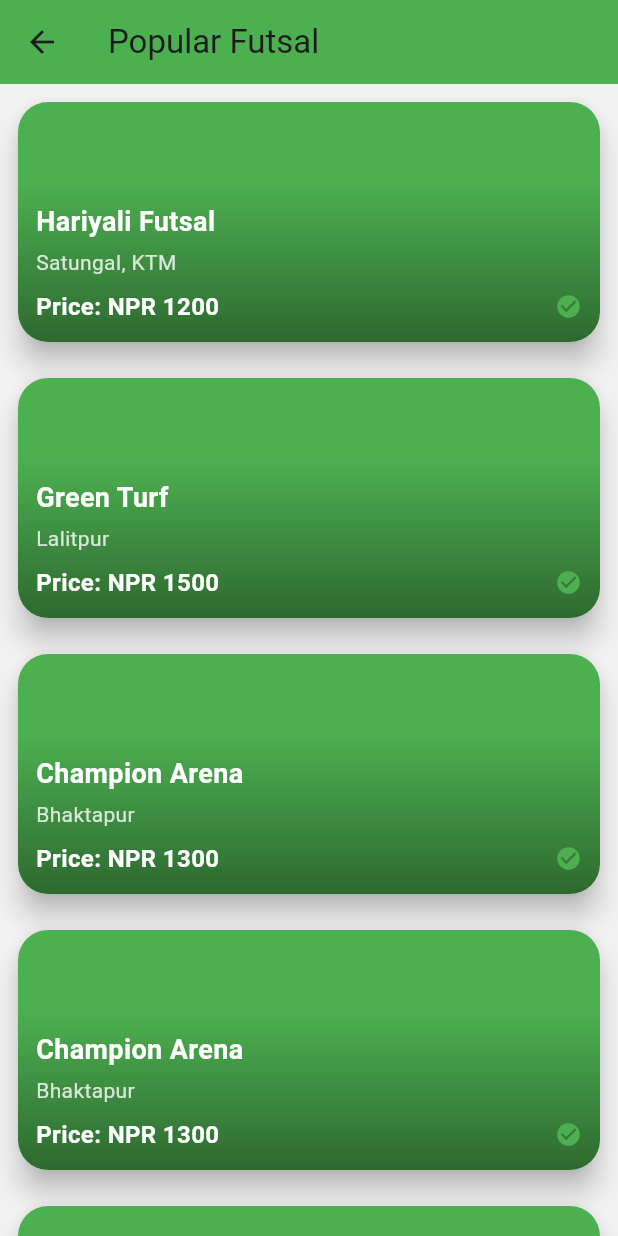
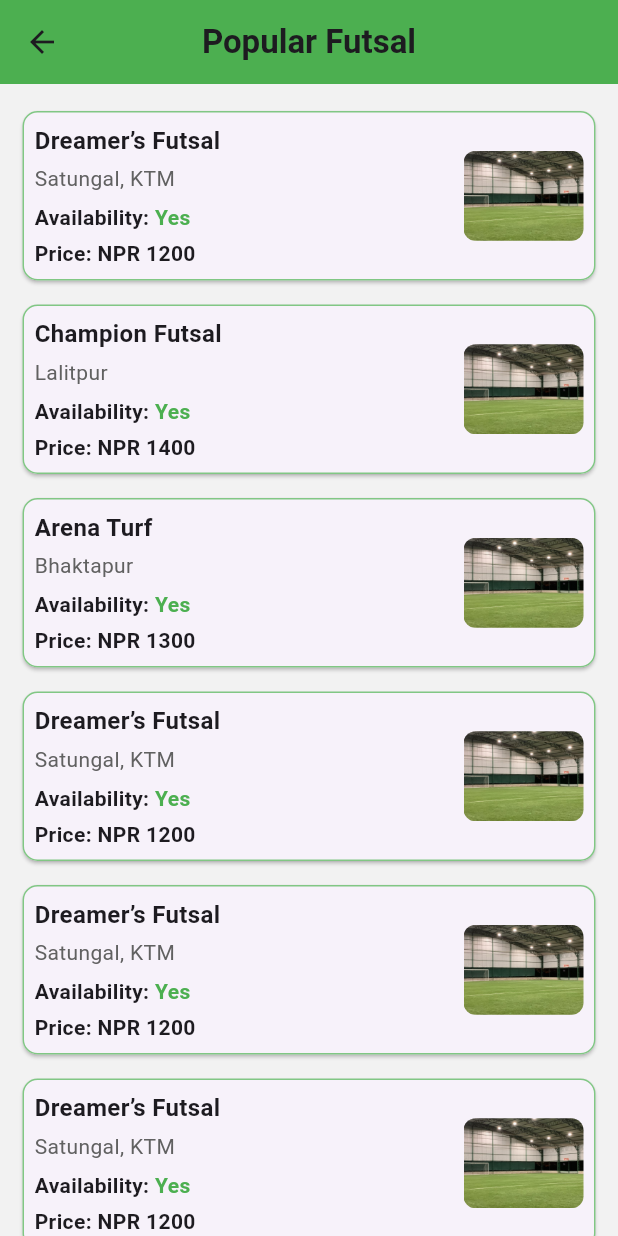
Before and after one commit to Dinesh-jrr/Futsal-Booking-System, a Flutter app: the HomePage screen opened directly, after a tap on "View more", on a phone screen of 412 x 824 dp. Run offline on Flutter 3.47's test engine with Material 3 defaults, Android fonts, the phone set to English and light mode, and no system bars; our stand-ins replace shared_preferences; accounts and stored records are empty.

Commit message:
updated nearby and populuar futsal

```diff
--- a/lib/main.dart
+++ b/lib/main.dart
@@ -1,7 +1,7 @@
 
 import 'package:flutter/material.dart';
 import 'package:user/core/config/theme/app_theme.dart';
-import 'package:user/presentation/Main_Pages/homePage.dart';
+import 'package:user/presentation/Main_Pages/HomePage/homePage.dart';
 import 'package:user/presentation/splash/pages/splash.dart';
 import 'package:user/presentation/Main_Pages/navbar_roots.dart';
 
--- a/lib/presentation/Main_Pages/HomePage.dart
+++ b/lib/presentation/Main_Pages/HomePage/homePage.dart
@@ -1,6 +1,6 @@
 import 'package:flutter/material.dart';
-import 'popularFutsal.dart'; // Import the Popular Futsal page
-import 'nearbyFutsal.dart';  // Import the Nearby Futsal page
+import '../HomePage/popularFutsal.dart'; // Import the Popular Futsal page
+import '../HomePage/nearbyFutsal.dart'; // Import the Nearby Futsal page
 
 class HomePage extends StatelessWidget {
   const HomePage({super.key});
@@ -22,7 +22,8 @@ class HomePage extends StatelessWidget {
                   bottomRight: Radius.circular(20),
                 ),
               ),
-              padding: const EdgeInsets.only(top: 50, left: 16, right: 16, bottom: 20),
+              padding: const EdgeInsets.only(
+                  top: 50, left: 16, right: 16, bottom: 20),
               child: Column(
                 crossAxisAlignment: CrossAxisAlignment.start,
                 children: [
@@ -48,7 +49,9 @@ class HomePage extends StatelessWidget {
                         ],
                       ),
                       IconButton(
-                        icon: const Icon(Icons.notifications, color: Colors.white),iconSize: 40.0,
+                        icon: const Icon(Icons.notifications,
+                            color: Colors.white),
+                        iconSize: 40.0,
                         onPressed: () {
                           // Handle notification click
                         },
@@ -77,7 +80,8 @@ class HomePage extends StatelessWidget {
                             filled: true,
                             fillColor: Colors.white,
                             hintText: "Search your futsal!",
-                            prefixIcon: const Icon(Icons.search, color: Colors.grey),
+                            prefixIcon:
+                                const Icon(Icons.search, color: Colors.grey),
                             border: OutlineInputBorder(
                               borderRadius: BorderRadius.circular(30),
                               borderSide: BorderSide.none,
@@ -94,7 +98,8 @@ class HomePage extends StatelessWidget {
                           borderRadius: BorderRadius.circular(30),
                         ),
                         child: IconButton(
-                          icon: const Icon(Icons.filter_alt, color: Colors.green),
+                          icon:
+                              const Icon(Icons.filter_alt, color: Colors.green),
                           onPressed: () {
                             // Handle filter click
                           },
@@ -108,11 +113,19 @@ class HomePage extends StatelessWidget {
             const SizedBox(height: 20),
 
             // Popular Futsal Section
-            _buildFutsalSection(title: "Popular Futsal", context: context,navigateTo: const PopularFutsalPage(),),
+            _buildFutsalSection(
+              title: "Popular Futsal",
+              context: context,
+              navigateTo: const PopularFutsalPage(),
+            ),
             const SizedBox(height: 20),
 
             // Nearby Futsal Section
-            _buildFutsalSection(title: "Nearby Futsal", context: context,navigateTo: const NearbyFutsalPage(),),
+            _buildFutsalSection(
+              title: "Nearby Futsal",
+              context: context,
+              navigateTo: const NearbyFutsalPage(),
+            ),
           ],
         ),
       ),
@@ -120,7 +133,10 @@ class HomePage extends StatelessWidget {
   }
 
   // Function to build the futsal section
-  Widget _buildFutsalSection({required String title, required BuildContext context, required Widget navigateTo}) {
+  Widget _buildFutsalSection(
+      {required String title,
+      required BuildContext context,
+      required Widget navigateTo}) {
     return Padding(
       padding: const EdgeInsets.symmetric(horizontal: 16.0),
       child: Column(
@@ -131,7 +147,8 @@ class HomePage extends StatelessWidget {
             children: [
               Text(
                 title,
-                style: const TextStyle(fontSize: 18, fontWeight: FontWeight.bold),
+                style:
+                    const TextStyle(fontSize: 18, fontWeight: FontWeight.bold),
               ),
               TextButton(
                 onPressed: () {
@@ -141,18 +158,34 @@ class HomePage extends StatelessWidget {
                     MaterialPageRoute(builder: (context) => navigateTo),
                   );
                 },
-                child: const Text("View more", style: TextStyle(color: Colors.green)),
+                child: const Text("View more",
+                    style: TextStyle(color: Colors.green)),
               ),
             ],
           ),
           SizedBox(
-            height: 200, // Set height for horizontal scroll
+            height: 300, // Set height for horizontal scroll
             child: ListView(
               scrollDirection: Axis.horizontal,
               children: [
-                FutsalCard(name: "Hariyali Futsal", location: "Satungal, KTM", price: 1200),
-                FutsalCard(name: "Green Turf", location: "Lalitpur", price: 1500),
-                FutsalCard(name: "Champion Arena", location: "Bhaktapur", price: 1300),
+                FutsalCard(
+                  name: "Hariyali Futsal",
+                  location: "Satungal, KTM",
+                  price: 1200,
+                  imageUrl: "assets/images/futsal_pitch.jpg",
+                ),
+                FutsalCard(
+                  name: "Green Turf",
+                  location: "Lalitpur",
+                  price: 1500,
+                  imageUrl: "assets/images/futsal_pitch.jpg",
+                ),
+                FutsalCard(
+                  name: "Champion Arena",
+                  location: "Bhaktapur",
+                  price: 1300,
+                  imageUrl: "assets/images/futsal_pitch.jpg",
+                ),
               ],
             ),
           ),
@@ -166,12 +199,14 @@ class FutsalCard extends StatelessWidget {
   final String name;
   final String location;
   final int price;
+  final String imageUrl;
 
   const FutsalCard({
     super.key,
     required this.name,
     required this.location,
     required this.price,
+    required this.imageUrl,
   });
 
   @override
@@ -179,31 +214,49 @@ class FutsalCard extends StatelessWidget {
     return Container(
       width: 200,
       height: 500,
+
       margin: const EdgeInsets.only(right: 10),
       padding: const EdgeInsets.all(10),
       decoration: BoxDecoration(
-        color: Colors.grey[300],
+        color: Colors.white,
         borderRadius: BorderRadius.circular(10),
+        boxShadow: [
+          BoxShadow(
+            color: Colors.grey.withOpacity(0.3),
+            blurRadius: 5,
+            spreadRadius: 2,
+          ),
+        ],
       ),
       child: Column(
-        mainAxisSize: MainAxisSize.min, // Prevents Column from expanding unnecessarily
         crossAxisAlignment: CrossAxisAlignment.start,
         children: [
-          // Placeholder for futsal image
-          Container(
-            height: 50,
-            width: 50,
-            color: Colors.green,
+          // Futsal Image
+          ClipRRect(
+            borderRadius: BorderRadius.circular(8),
+            child: Image.asset(
+              imageUrl,
+              width: double.infinity,
+              height: 120,
+              fit: BoxFit.cover,
+            ),
           ),
           const SizedBox(height: 8),
           Text(
             name,
-            style: const TextStyle(fontWeight: FontWeight.bold),
+            style: const TextStyle(fontWeight: FontWeight.bold, fontSize: 16),
           ),
-          Text(location, style: TextStyle(color: Colors.grey[700])),
+          Text(location,
+              style: TextStyle(color: Colors.grey[700], fontSize: 14)),
           const SizedBox(height: 5),
-          const Text("Availability: Yes", style: TextStyle(color: Colors.green)),
-          Text("Price: NPR $price", style: const TextStyle(fontWeight: FontWeight.bold)),
+          const Text(
+            "Availability: Yes",
+            style: TextStyle(color: Colors.green, fontSize: 14),
+          ),
+          Text(
+            "Price: NPR $price",
+            style: const TextStyle(fontWeight: FontWeight.bold, fontSize: 14),
+          ),
         ],
       ),
     );
--- /dev/null
+++ b/lib/presentation/Main_Pages/HomePage/nearbyFutsal.dart
@@ -0,0 +1,186 @@
+import 'package:flutter/material.dart';
+
+class NearbyFutsalPage extends StatelessWidget {
+  const NearbyFutsalPage({super.key});
+
+  @override
+  Widget build(BuildContext context) {
+    return Scaffold(
+      appBar: AppBar(
+        leading: IconButton(
+          icon: const Icon(Icons.arrow_back),
+          onPressed: () => Navigator.pop(context),
+        ),
+        title: const Text(
+          "Popular Futsal",
+          style: TextStyle(fontWeight: FontWeight.bold),
+        ),
+        backgroundColor: Colors.green,
+        centerTitle: true,
+      ),
+      body: ListView(
+        padding: const EdgeInsets.all(10),
+        children: [
+          FutsalCard(
+            name: "Dreamer’s Futsal",
+            location: "Satungal, KTM",
+            price: 1200,
+            availability: "Yes",
+            imageUrl: "assets/images/futsal_pitch.jpg",
+          ),
+          FutsalCard(
+            name: "Dreamer’s Futsal",
+            location: "Satungal, KTM",
+            price: 1200,
+            availability: "Yes",
+            imageUrl: "assets/images/futsal_pitch.jpg",
+          ),
+          FutsalCard(
+            name: "Dreamer’s Futsal",
+            location: "Satungal, KTM",
+            price: 1200,
+            availability: "Yes",
+            imageUrl: "assets/images/futsal_pitch.jpg",
+          ),
+          FutsalCard(
+            name: "Dreamer’s Futsal",
+            location: "Satungal, KTM",
+            price: 1200,
+            availability: "Yes",
+            imageUrl: "assets/images/futsal_pitch.jpg",
+          ),
+          FutsalCard(
+            name: "Dreamer’s Futsal",
+            location: "Satungal, KTM",
+            price: 1200,
+            availability: "Yes",
+            imageUrl: "assets/images/futsal_pitch.jpg",
+          ),
+          FutsalCard(
+            name: "Dreamer’s Futsal",
+            location: "Satungal, KTM",
+            price: 1200,
+            availability: "Yes",
+            imageUrl: "assets/images/futsal_pitch.jpg",
+          ),
+          FutsalCard(
+            name: "Dreamer’s Futsal",
+            location: "Satungal, KTM",
+            price: 1200,
+            availability: "Yes",
+            imageUrl: "assets/images/futsal_pitch.jpg",
+          ),
+          FutsalCard(
+            name: "Dreamer’s Futsal",
+            location: "Satungal, KTM",
+            price: 1200,
+            availability: "Yes",
+            imageUrl: "assets/images/futsal_pitch.jpg",
+          ),
+
+          FutsalCard(
+            name: "Dreamer’s Futsal",
+            location: "Satungal, KTM",
+            price: 1200,
+            availability: "Yes",
+            imageUrl: "assets/images/futsal_pitch.jpg",
+          ),
+          FutsalCard(
+            name: "Dreamer’s Futsal",
+            location: "Satungal, KTM",
+            price: 1200,
+            availability: "Yes",
+            imageUrl: "assets/images/futsal_pitch.jpg",
+          ),
+          // Add more futsal cards here
+        ],
+      ),
+    );
+  }
+}
+
+class FutsalCard extends StatelessWidget {
+  final String name;
+  final String location;
+  final int price;
+  final String availability;
+  final String imageUrl;
+
+  const FutsalCard({
+    super.key,
+    required this.name,
+    required this.location,
+    required this.price,
+    required this.availability,
+    required this.imageUrl,
+  });
+
+  @override
+  Widget build(BuildContext context) {
+    return Card(
+      shape: RoundedRectangleBorder(
+        borderRadius: BorderRadius.circular(10),
+        side: BorderSide(color: Colors.green.shade300, width: 1),
+      ),
+      margin: const EdgeInsets.symmetric(vertical: 8, horizontal: 5),
+      child: Padding(
+        padding: const EdgeInsets.all(8.0),
+        child: Row(
+          children: [
+            Expanded(
+              child: Column(
+                crossAxisAlignment: CrossAxisAlignment.start,
+                children: [
+                  Text(
+                    name,
+                    style: const TextStyle(
+                      fontWeight: FontWeight.bold,
+                      fontSize: 16,
+                    ),
+                  ),
+                  const SizedBox(height: 4),
+                  Text(
+                    location,
+                    style: TextStyle(color: Colors.grey[700], fontSize: 14),
+                  ),
+                  const SizedBox(height: 6),
+                  Row(
+                    children: [
+                      Text(
+                        "Availability: ",
+                        style: TextStyle(fontSize: 14, fontWeight: FontWeight.bold),
+                      ),
+                      Text(
+                        availability,
+                        style: TextStyle(
+                          fontSize: 14,
+                          color: availability == "Yes" ? Colors.green : Colors.red,
+                          fontWeight: FontWeight.bold,
+                        ),
+                      ),
+                    ],
+                  ),
+                  const SizedBox(height: 4),
+                  Text(
+                    "Price: NPR $price",
+                    style: const TextStyle(fontWeight: FontWeight.bold, fontSize: 14),
+                  ),
+                ],
+              ),
+            ),
+            const SizedBox(width: 10),
+            ClipRRect(
+              borderRadius: BorderRadius.circular(8),
+              child: Image.asset(
+                imageUrl,
+                width: 80,
+                height: 60,
+                fit: BoxFit.cover,
+              ),
+            ),
+          ],
+        ),
+      ),
+    );
+  }
+}
--- /dev/null
+++ b/lib/presentation/Main_Pages/HomePage/popularFutsal.dart
@@ -0,0 +1,157 @@
+import 'package:flutter/material.dart';
+
+class PopularFutsalPage extends StatelessWidget {
+  const PopularFutsalPage({super.key});
+
+  // Default popular futsal list
+  static final List<Map<String, dynamic>> popularFutsalList = [
+    {
+      "name": "Dreamer’s Futsal",
+      "location": "Satungal, KTM",
+      "price": 1200,
+      "availability": "Yes",
+      "imageUrl": "assets/images/futsal_pitch.jpg",
+    },
+    {
+      "name": "Champion Futsal",
+      "location": "Lalitpur",
+      "price": 1400,
+      "availability": "Yes",
+      "imageUrl": "assets/images/futsal_pitch.jpg",
+    },
+    {
+      "name": "Arena Turf",
+      "location": "Bhaktapur",
+      "price": 1300,
+      "availability": "Yes",
+      "imageUrl": "assets/images/futsal_pitch.jpg",
+    },
+    // Duplicating some entries for default UI
+    for (int i = 0; i < 5; i++)
+      {
+        "name": "Dreamer’s Futsal",
+        "location": "Satungal, KTM",
+        "price": 1200,
+        "availability": "Yes",
+        "imageUrl": "assets/images/futsal_pitch.jpg",
+      },
+  ];
+
+  @override
+  Widget build(BuildContext context) {
+    return Scaffold(
+      appBar: AppBar(
+        leading: IconButton(
+          icon: const Icon(Icons.arrow_back),
+          onPressed: () => Navigator.pop(context),
+        ),
+        title: const Text(
+          "Popular Futsal",
+          style: TextStyle(fontWeight: FontWeight.bold),
+        ),
+        backgroundColor: Colors.green,
+        centerTitle: true,
+      ),
+      body: ListView.builder(
+        padding: const EdgeInsets.all(10),
+        itemCount: popularFutsalList.length,
+        itemBuilder: (context, index) {
+          final futsal = popularFutsalList[index];
+          return FutsalCard(
+            name: futsal["name"],
+            location: futsal["location"],
+            price: futsal["price"],
+            availability: futsal["availability"],
+            imageUrl: futsal["imageUrl"],
+          );
+        },
+      ),
+    );
+  }
+}
+
+class FutsalCard extends StatelessWidget {
+  final String name;
+  final String location;
+  final int price;
+  final String availability;
+  final String imageUrl;
+
+  const FutsalCard({
+    super.key,
+    required this.name,
+    required this.location,
+    required this.price,
+    required this.availability,
+    required this.imageUrl,
+  });
+
+  @override
+  Widget build(BuildContext context) {
+    return Card(
+      shape: RoundedRectangleBorder(
+        borderRadius: BorderRadius.circular(10),
+        side: BorderSide(color: Colors.green.shade300, width: 1),
+      ),
+      margin: const EdgeInsets.symmetric(vertical: 8, horizontal: 5),
+      child: Padding(
+        padding: const EdgeInsets.all(8.0),
+        child: Row(
+          children: [
+            Expanded(
+              child: Column(
+                crossAxisAlignment: CrossAxisAlignment.start,
+                children: [
+                  Text(
+                    name,
+                    style: const TextStyle(
+                      fontWeight: FontWeight.bold,
+                      fontSize: 16,
+                    ),
+                  ),
+                  const SizedBox(height: 4),
+                  Text(
+                    location,
+                    style: TextStyle(color: Colors.grey[700], fontSize: 14),
+                  ),
+                  const SizedBox(height: 6),
+                  Row(
+                    children: [
+                      const Text(
+                        "Availability: ",
+                        style: TextStyle(fontSize: 14, fontWeight: FontWeight.bold),
+                      ),
+                      Text(
+                        availability,
+                        style: TextStyle(
+                          fontSize: 14,
+                          color: availability == "Yes" ? Colors.green : Colors.red,
+                          fontWeight: FontWeight.bold,
+                        ),
+                      ),
+                    ],
+                  ),
+                  const SizedBox(height: 4),
+                  Text(
+                    "Price: NPR $price",
+                    style: const TextStyle(fontWeight: FontWeight.bold, fontSize: 14),
+                  ),
+                ],
+              ),
+            ),
+            const SizedBox(width: 10),
+            ClipRRect(
+              borderRadius: BorderRadius.circular(8),
+              child: Image.asset(
+                imageUrl,
+                width: 80,
+                height: 60,
+                fit: BoxFit.cover,
+              ),
+            ),
+          ],
+        ),
+      ),
+    );
+  }
+}
--- a/lib/presentation/Main_Pages/navbar_roots.dart
+++ b/lib/presentation/Main_Pages/navbar_roots.dart
@@ -1,6 +1,6 @@
 import 'package:flutter/material.dart';
 import 'package:user/core/config/theme/app_colors.dart';
-import 'package:user/presentation/Main_Pages/HomePage.dart';
+import 'package:user/presentation/Main_Pages/HomePage/HomePage.dart';
 
 class Navbar extends StatefulWidget {
   const Navbar({super.key});
--- a/lib/presentation/Main_Pages/nearbyFutsal.dart
+++ /dev/null
@@ -1,53 +0,0 @@
-import 'package:flutter/material.dart';
-
-class NearbyFutsalPage extends StatelessWidget {
-  const NearbyFutsalPage({super.key});
-
-  @override
-  Widget build(BuildContext context) {
-    return Scaffold(
-      appBar: AppBar(
-        title: const Text("Nearby Futsal"),
-        backgroundColor: Colors.green,
-      ),
-      body: ListView(
-        children: [
-          FutsalCard(name: "Local Futsal A", location: "Kathmandu", price: 1000),
-          FutsalCard(name: "Local Futsal B", location: "Lalitpur", price: 1200),
-          // Add more futsal cards here
-        ],
-      ),
-    );
-  }
-}
-
-class FutsalCard extends StatelessWidget {
-  final String name;
-  final String location;
-  final int price;
-
-  const FutsalCard({
-    super.key,
-    required this.name,
-    required this.location,
-    required this.price,
-  });
-
-  @override
-  Widget build(BuildContext context) {
-    return Card(
-      margin: const EdgeInsets.all(10),
-      child: Padding(
-        padding: const EdgeInsets.all(8.0),
-        child: Column(
-          crossAxisAlignment: CrossAxisAlignment.start,
-          children: [
-            Text(name, style: const TextStyle(fontWeight: FontWeight.bold)),
-            Text(location, style: TextStyle(color: Colors.grey[700])),
-            Text("Price: NPR $price", style: const TextStyle(fontWeight: FontWeight.bold)),
-          ],
-        ),
-      ),
-    );
-  }
-}
--- a/lib/presentation/Main_Pages/popularFutsal.dart
+++ /dev/null
@@ -1,141 +0,0 @@
-import 'package:flutter/material.dart';
-
-class PopularFutsalPage extends StatelessWidget {
-  const PopularFutsalPage({super.key});
-
-  @override
-  Widget build(BuildContext context) {
-    return Scaffold(
-      appBar: AppBar(
-        title: const Text("Popular Futsal"),
-        backgroundColor: Colors.green,
-      ),
-      body: ListView(
-        children: [
-          const FutsalCard(name: "Hariyali Futsal", location: "Satungal, KTM", price: 1200),
-          const FutsalCard(name: "Green Turf", location: "Lalitpur", price: 1500),
-          const FutsalCard(name: "Champion Arena", location: "Bhaktapur", price: 1300),
-          const FutsalCard(name: "Champion Arena", location: "Bhaktapur", price: 1300),
-          const FutsalCard(name: "Champion Arena", location: "Bhaktapur", price: 1300),
-          const FutsalCard(name: "Champion Arena", location: "Bhaktapur", price: 1300),
-          const FutsalCard(name: "Champion Arena", location: "Bhaktapur", price: 1300),
-          const FutsalCard(name: "Champion Arena", location: "Bhaktapur", price: 1300),
-          const FutsalCard(name: "Champion Arena", location: "Bhaktapur", price: 1300),
-          const FutsalCard(name: "Champion Arena", location: "Bhaktapur", price: 1300),
-          // Add more futsal cards here
-        ],
-      ),
-    );
-  }
-}
-//futal card
-class FutsalCard extends StatelessWidget {
-  final String name;
-  final String location;
-  final int price;
-  final String imageUrl; // Optional image for background
-
-  const FutsalCard({
-    super.key,
-    required this.name,
-    required this.location,
-    required this.price,
-    this.imageUrl = '', // Default to empty if no image
-  });
-
-  @override
-  Widget build(BuildContext context) {
-    return Card(
-      margin: const EdgeInsets.all(12),
-      elevation: 8,  // Add shadow to make the card stand out
-      shape: RoundedRectangleBorder(
-        borderRadius: BorderRadius.circular(20),  // Rounded corners
-      ),
-      child: ClipRRect(
-        borderRadius: BorderRadius.circular(20),
-        child: Stack(
-          children: [
-            // Background image or color
-            if (imageUrl.isNotEmpty)
-              Image.network(
-                imageUrl, // Use image URL or local asset
-                height: 160,
-                width: double.infinity,
-                fit: BoxFit.cover,
-              )
-            else
-              Container(
-                height: 160,
-                width: double.infinity,
-                color: Colors.green,  // Fallback color if no image
-              ),
-            // Content overlay
-            Positioned(
-              bottom: 0,
-              left: 0,
-              right: 0,
-              child: Container(
-                padding: const EdgeInsets.all(12),
-                decoration: BoxDecoration(
-                  gradient: LinearGradient(
-                    colors: [Colors.black.withOpacity(0.4), Colors.transparent],
-                    begin: Alignment.bottomCenter,
-                    end: Alignment.topCenter,
-                  ),
-                  borderRadius: const BorderRadius.only(
-                    bottomLeft: Radius.circular(20),
-                    bottomRight: Radius.circular(20),
-                  ),
-                ),
-                child: Column(
-                  crossAxisAlignment: CrossAxisAlignment.start,
-                  children: [
-                    // Name
-                    Text(
-                      name,
-                      style: const TextStyle(
-                        fontWeight: FontWeight.bold,
-                        fontSize: 18,
-                        color: Colors.white,
-                      ),
-                    ),
-                    const SizedBox(height: 4),
-                    // Location
-                    Text(
-                      location,
-                      style: TextStyle(
-                        color: Colors.white.withOpacity(0.8),
-                        fontSize: 14,
-                      ),
-                    ),
-                    const SizedBox(height: 8),
-                    // Price and Availability
-                    Row(
-                      mainAxisAlignment: MainAxisAlignment.spaceBetween,
-                      children: [
-                        Text(
-                          "Price: NPR $price",
-                          style: const TextStyle(
-                            fontWeight: FontWeight.bold,
-                            fontSize: 16,
-                            color: Colors.white,
-                          ),
-                        ),
-                        // Add availability icon
-                        const Icon(
-                          Icons.check_circle,
-                          color: Colors.green,
-                          size: 18,
-                        ),
-                      ],
-                    ),
-                  ],
-                ),
-              ),
-            ),
-          ],
-        ),
-      ),
-    );
-  }
-}
```
